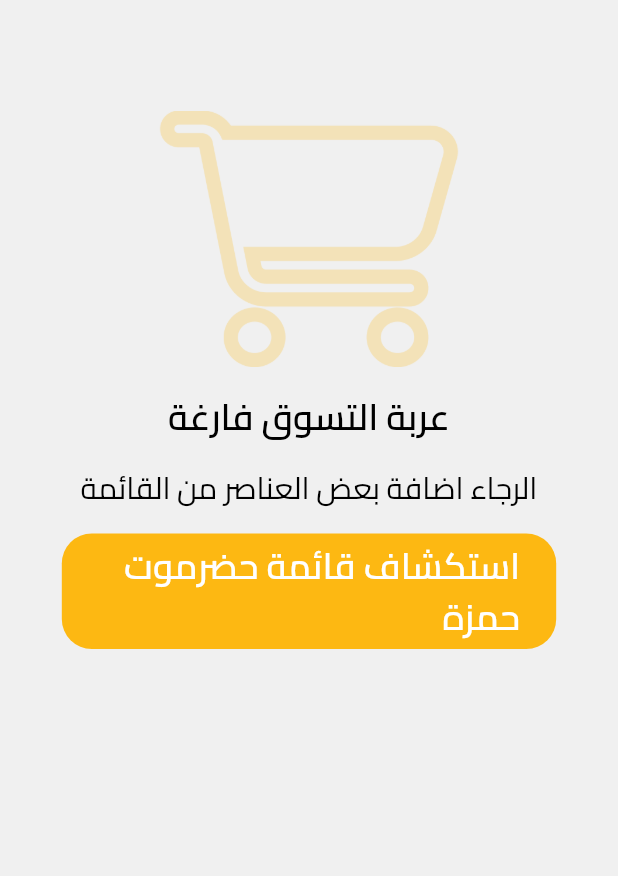
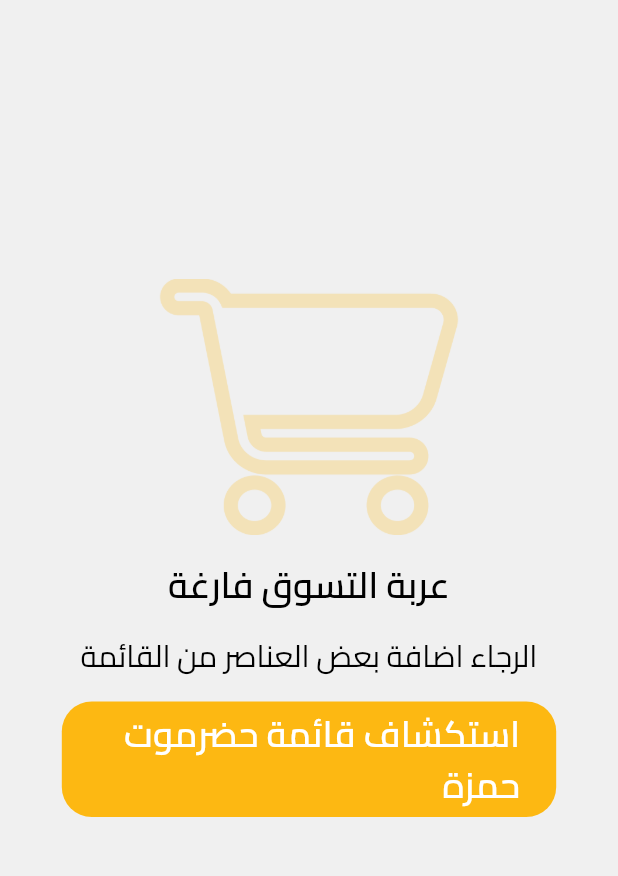
Before and after one commit to tsquare-alex/hadramout, a Flutter app: the CartScreen screen opened by its route, on a phone screen of 412 x 824 dp, the part 140-1016 px from its top. Run offline on Flutter 3.47's test engine with Material 3 defaults, Android fonts, the phone set to English and light mode, and no system bars; our stand-ins replace bloc, cached_network_image, cloud_firestore, equatable, firebase_auth, firebase_core and 11 more; missing offline and left inert: dart:html, flutter_rounded_date_picker, mailer; accounts and stored records are empty.

Commit message:
- Cart and Home screens UI Adjustments

```diff
--- a/lib/core/common/models/section.dart
+++ b/lib/core/common/models/section.dart
@@ -3,11 +3,13 @@ import 'package:hadrmouthamza/src/app_export.dart';
 class SectionModel extends Equatable {
   final String id;
   final String title;
+  final String image;
   final int index;
 
   const SectionModel({
     required this.id,
     required this.title,
+    required this.image,
     required this.index,
   });
 
@@ -18,6 +20,7 @@ class SectionModel extends Equatable {
     return {
       'id': id,
       'title': title,
+      'image': image,
       'index': index,
     };
   }
@@ -26,6 +29,7 @@ class SectionModel extends Equatable {
     return SectionModel(
       id: json['id'] ?? '',
       title: json['title'] ?? '',
+      image: json['image'] ?? '',
       index: json['index']?.toInt() ?? 0,
     );
   }
--- a/lib/features/cart/presentation/screens/cart_screen.dart
+++ b/lib/features/cart/presentation/screens/cart_screen.dart
@@ -31,14 +31,17 @@ class _CartScreenState extends State<CartScreen> {
               shrinkWrap: true,
               slivers: [
                 const CustomAppBar(appBarColor: AppColors.whiteOp100),
-                SliverToBoxAdapter(
-                  child: cubit.cartList.isEmpty
-                      ? const BuildCartNoData()
-                      : Column(
+                cubit.cartList.isEmpty
+                    ? const SliverFillRemaining(
+                      hasScrollBody: false,
+                        child: BuildCartNoData(),
+                      )
+                    : SliverToBoxAdapter(
+                        child: Column(
                           children: [
                             Padding(
                               padding: EdgeInsets.symmetric(
-                                vertical: 15.0,
+                                vertical: 16.0,
                                 horizontal: ResponsiveValue<double>(context,
                                     defaultValue:
                                         MediaQuery.of(context).size.width *
@@ -73,7 +76,7 @@ class _CartScreenState extends State<CartScreen> {
                             ),
                           ],
                         ),
-                ),
+                      ),
               ],
             ),
           );
--- a/lib/features/cart/presentation/screens/widgets/build_confirm_order.dart
+++ b/lib/features/cart/presentation/screens/widgets/build_confirm_order.dart
@@ -272,7 +272,7 @@ class BuildConfirmOrder extends StatelessWidget {
                         context.read<CartBloc>().selectedDelivery != null
                             ? 'اجمالي المبلغ : ${context.read<CartBloc>().selectedDelivery!.fees + context.read<CartBloc>().totalCost}EGP'
                             : 'اجمالي المبلغ : ${context.read<CartBloc>().totalCost}EGP',
-                        style: AppTextStyles.font16BlackSemiBold,
+                        style: AppTextStyles.font20BlackSemiBold,
                       ),
                     ),
                     SizedBox(
--- a/lib/features/home/presentation/screens/home_screen.dart
+++ b/lib/features/home/presentation/screens/home_screen.dart
@@ -45,7 +45,6 @@ class _HomeScreenState extends State<HomeScreen> {
             );
           } else if (state is HomeDataSuccess) {
             return CustomScrollView(
-              shrinkWrap: true,
               slivers: [
                 const CustomAppBar(),
                 SliverToBoxAdapter(
```
Also changed, not shown: lib/features/cart/presentation/screens/widgets/build_cart_items.dart (+18 -19 lines), lib/features/home/presentation/widgets/custom_sections_item.dart (+24 -8 lines), lib/features/home/presentation/widgets/explore_menu.dart (+6 -3 lines).
